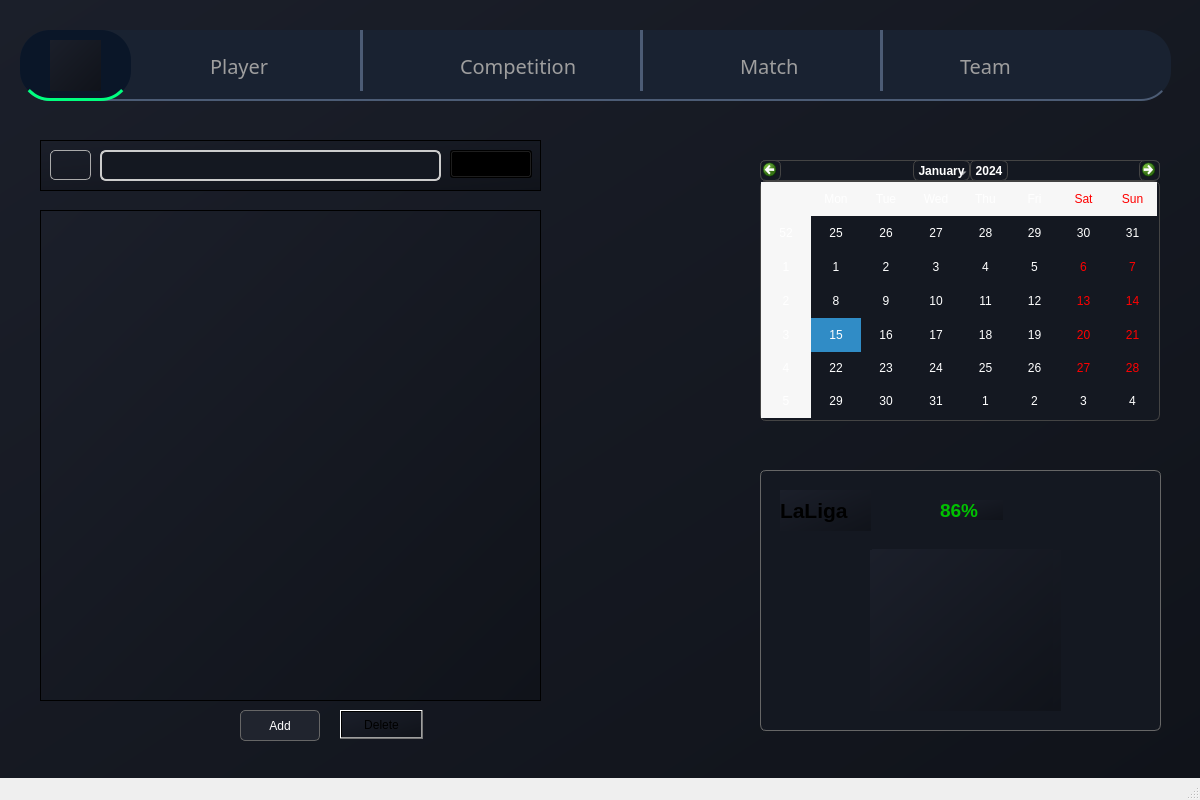
Before: the Qt Designer form mainwindow.ui in Azer-khadhraoui/ALDAWRY-FOOTBALL, drawn with Qt 5.
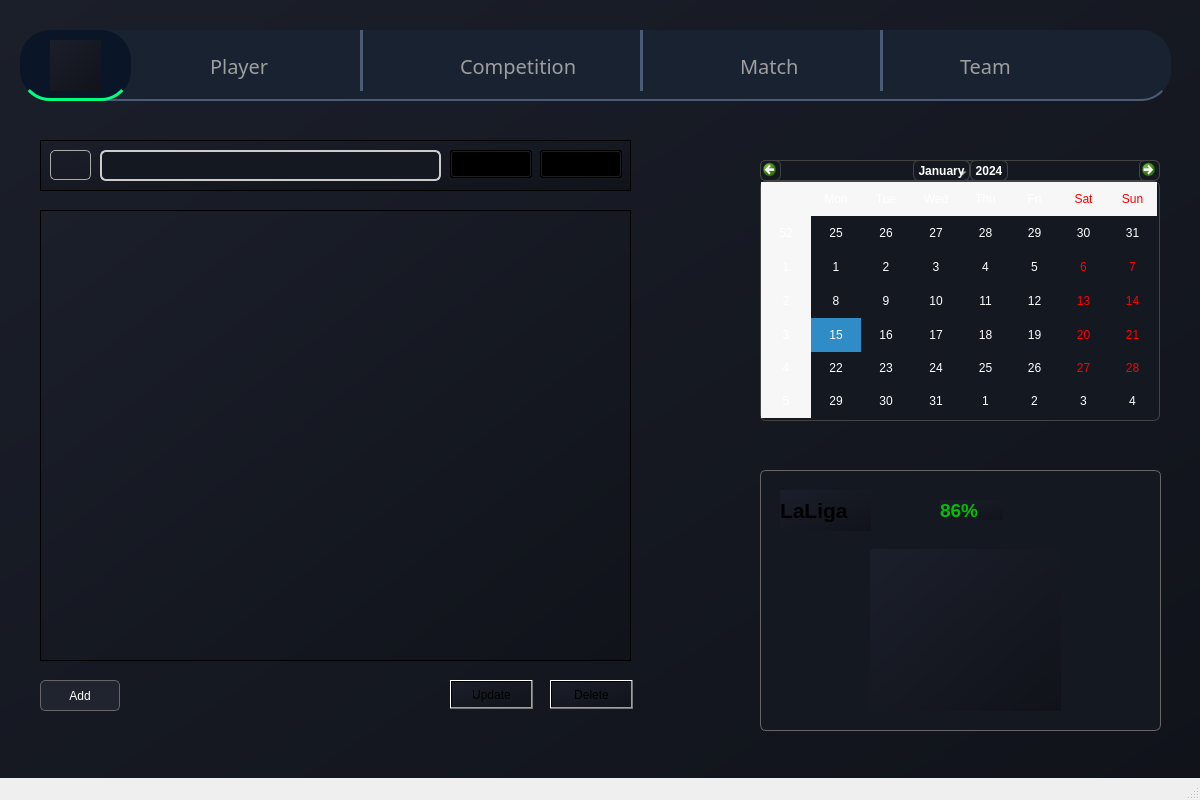
After: the same form once the commit is applied. Icons and pictures are not drawn.

Diff of the .ui file:
```diff
--- a/mainwindow.ui
+++ b/mainwindow.ui
@@ -213,7 +213,7 @@
      <rect>
       <x>40</x>
       <y>140</y>
-      <width>501</width>
+      <width>591</width>
       <height>51</height>
      </rect>
     </property>
@@ -282,9 +282,19 @@
        <string>By number of teams</string>
       </property>
      </item>
+    </widget>
+    <widget class="QComboBox" name="comboBox_2">
+     <property name="geometry">
+      <rect>
+       <x>500</x>
+       <y>10</y>
+       <width>82</width>
+       <height>28</height>
+      </rect>
+     </property>
      <item>
       <property name="text">
-       <string>Ligue</string>
+       <string>NULL</string>
       </property>
      </item>
      <item>
@@ -294,26 +304,6 @@
      </item>
     </widget>
    </widget>
-   <widget class="QPushButton" name="pushButton_3">
-    <property name="geometry">
-     <rect>
-      <x>240</x>
-      <y>710</y>
-      <width>80</width>
-      <height>31</height>
-     </rect>
-    </property>
-    <property name="styleSheet">
-     <string notr="true">background-color: #20242e;
-color: white;
-border-radius: 5px;
-padding: 6px 12px;
-border: 1px solid #666666;</string>
-    </property>
-    <property name="text">
-     <string>Add</string>
-    </property>
-   </widget>
    <widget class="QCalendarWidget" name="calendarWidget">
     <property name="geometry">
      <rect>
@@ -446,21 +436,41 @@
      <bool>true</bool>
     </property>
    </widget>
-   <widget class="QTableView" name="tableView">
+   <widget class="QPushButton" name="pushButton_3">
+    <property name="geometry">
+     <rect>
+      <x>40</x>
+      <y>680</y>
+      <width>80</width>
+      <height>31</height>
+     </rect>
+    </property>
+    <property name="styleSheet">
+     <string notr="true">background-color: #20242e;
+color: white;
+border-radius: 5px;
+padding: 6px 12px;
+border: 1px solid #666666;</string>
+    </property>
+    <property name="text">
+     <string>Add</string>
+    </property>
+   </widget>
+   <widget class="QTableView" name="test">
     <property name="geometry">
      <rect>
       <x>40</x>
       <y>210</y>
-      <width>501</width>
-      <height>491</height>
+      <width>591</width>
+      <height>451</height>
      </rect>
     </property>
    </widget>
    <widget class="QPushButton" name="pushButton">
     <property name="geometry">
      <rect>
-      <x>340</x>
-      <y>710</y>
+      <x>550</x>
+      <y>680</y>
       <width>83</width>
       <height>29</height>
      </rect>
@@ -469,27 +479,19 @@
      <string>Delete</string>
     </property>
    </widget>
-   <zorder>menu</zorder>
-   <zorder>menu_2</zorder>
-   <zorder>line</zorder>
-   <zorder>line_2</zorder>
-   <zorder>line_3</zorder>
-   <zorder>dashboard_2</zorder>
-   <zorder>dashboard_7</zorder>
-   <zorder>dashboard_3</zorder>
-   <zorder>dashboard_4</zorder>
-   <zorder>label_4</zorder>
-   <zorder>frame</zorder>
-   <zorder>calendarWidget</zorder>
-   <zorder>listWidget_2</zorder>
-   <zorder>label_6</zorder>
-   <zorder>label_7</zorder>
-   <zorder>label_8</zorder>
-   <zorder>label_3</zorder>
-   <zorder>label_5</zorder>
-   <zorder>tableView</zorder>
-   <zorder>pushButton_3</zorder>
-   <zorder>pushButton</zorder>
+   <widget class="QPushButton" name="pushButton_2">
+    <property name="geometry">
+     <rect>
+      <x>450</x>
+      <y>680</y>
+      <width>83</width>
+      <height>29</height>
+     </rect>
+    </property>
+    <property name="text">
+     <string>Update</string>
+    </property>
+   </widget>
   </widget>
   <widget class="QMenuBar" name="menubar">
    <property name="geometry">
```
Left out of the diff: 14 changed lines with no effect on the pictures.
